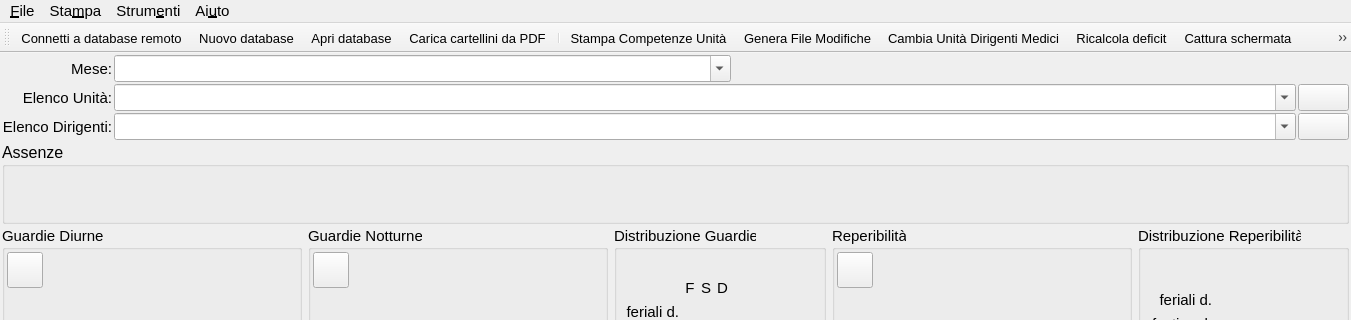
Before: the Qt Designer form mainwindow.ui in gcala/GestioneCompetenzeMedici, drawn with Qt 5; both pictures show x 0 to 1351 and y 0 to 320 of the 1351 by 751 pixel window.
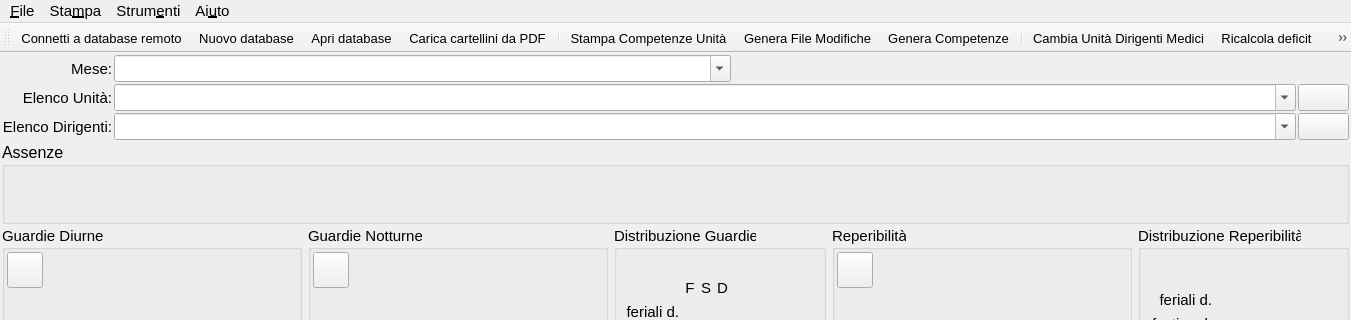
After: the same form once the commit is applied. Icons and pictures are not drawn. Custom widgets are drawn as their Qt base class.

Commit message: ancora numeroTimbratureOrdinarie

```diff
--- a/mainwindow.ui
+++ b/mainwindow.ui
@@ -2667,11 +2667,11 @@
    <addaction name="separator"/>
    <addaction name="actionStampaCompetenzeUnita"/>
    <addaction name="actionGeneraFileModifiche"/>
+   <addaction name="actionGeneraCompetenze"/>
+   <addaction name="separator"/>
    <addaction name="actionCambiaUnit"/>
    <addaction name="actionRicalcolaDeficit"/>
    <addaction name="actionTakeScreenshot"/>
-   <addaction name="actionPrintDeficit"/>
-   <addaction name="actionGeneraCompetenze"/>
    <addaction name="separator"/>
    <addaction name="actionManageUnits"/>
    <addaction name="actionManageDirigenti"/>
```
Left out of the diff: 58 changed lines with no effect on the pictures. The commit also changes 1 other file.
